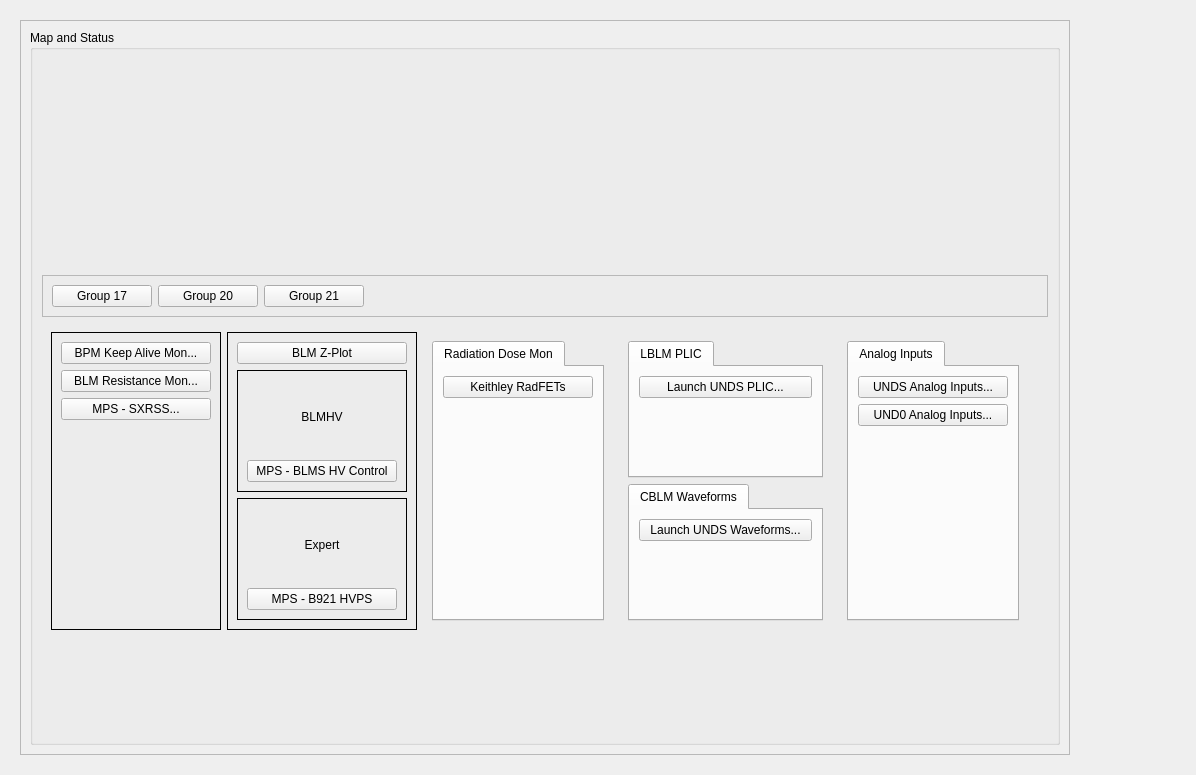
Old version of the form unds_main.ui in the repository ad-build-test/pydm-mps.
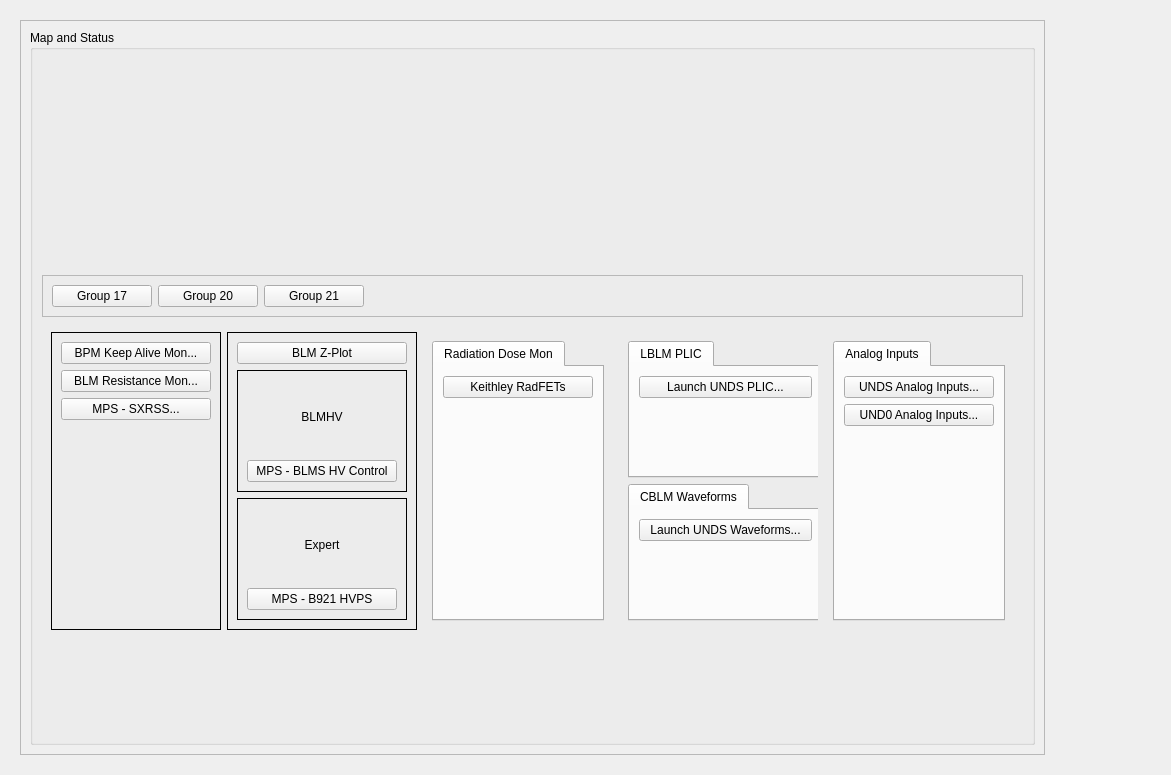
New version of the form. Custom widgets are drawn as their Qt base class.

Patch:
```diff
--- a/unds_main.ui
+++ b/unds_main.ui
@@ -6,7 +6,7 @@
    <rect>
     <x>0</x>
     <y>0</y>
-    <width>1196</width>
+    <width>1171</width>
     <height>775</height>
    </rect>
   </property>
@@ -99,7 +99,7 @@
        <widget class="QScrollArea" name="scrollArea">
         <property name="minimumSize">
          <size>
-          <width>1050</width>
+          <width>1025</width>
           <height>0</height>
          </size>
         </property>
@@ -111,7 +111,7 @@
           <rect>
            <x>0</x>
            <y>0</y>
-           <width>1048</width>
+           <width>1023</width>
            <height>737</height>
           </rect>
          </property>
@@ -120,7 +120,7 @@
            <widget class="QGroupBox" name="groupBox">
             <property name="minimumSize">
              <size>
-              <width>1000</width>
+              <width>950</width>
               <height>700</height>
              </size>
             </property>
```
